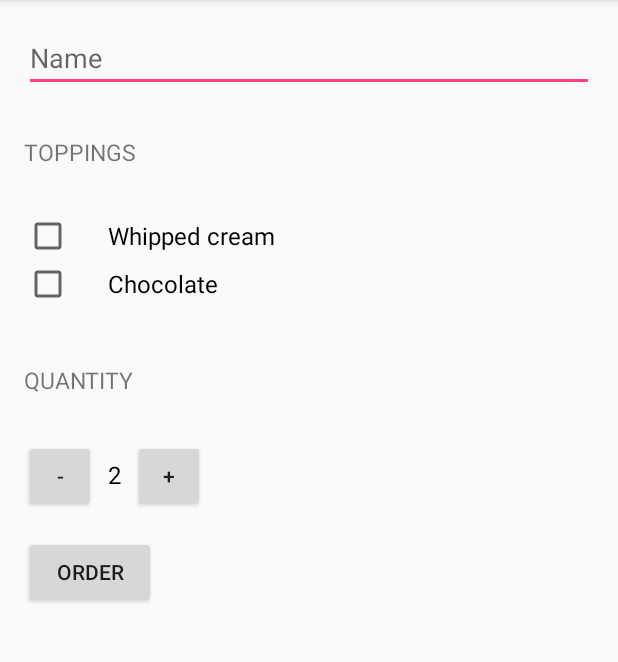
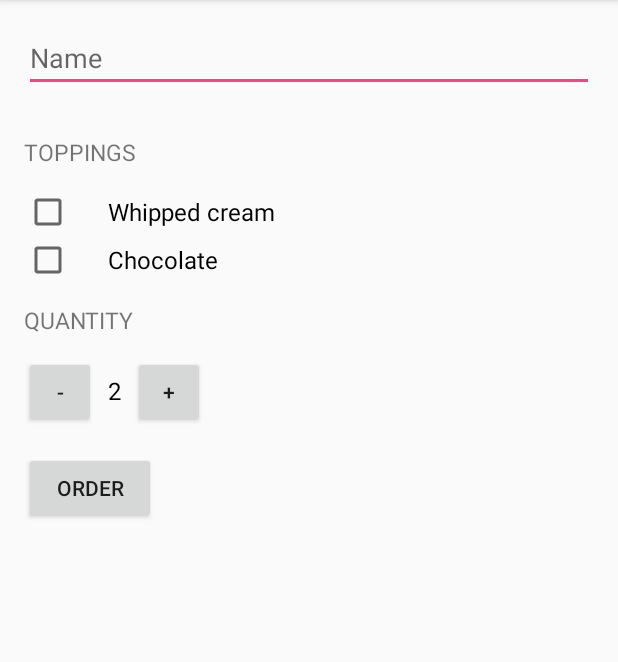
Before and after one commit to reploid3660/Just-Java-coffee-ordering-APP, an Android app: the screen it shows after launch (MainActivity), on a phone screen of 412 x 824 dp, the part 84-746 px from its top. Run offline under Robolectric (Android 15) with nearby library versions, the phone set to English and light mode, and no system bars.

Commit message:
Spaces between texts narrowed(layout_margin)

```diff
--- a/app/src/main/res/layout/activity_main.xml
+++ b/app/src/main/res/layout/activity_main.xml
@@ -25,7 +25,6 @@
 
         <TextView
             style="@style/HeaderTextStyle"
-            android:layout_marginBottom="16dp"
             android:text="@string/toppings" />
 
         <CheckBox
@@ -46,8 +45,6 @@
 
         <TextView
             style="@style/HeaderTextStyle"
-            android:layout_marginBottom="16sp"
-            android:layout_marginTop="24sp"
             android:text="@string/quantity" />
 
         <LinearLayout
```
